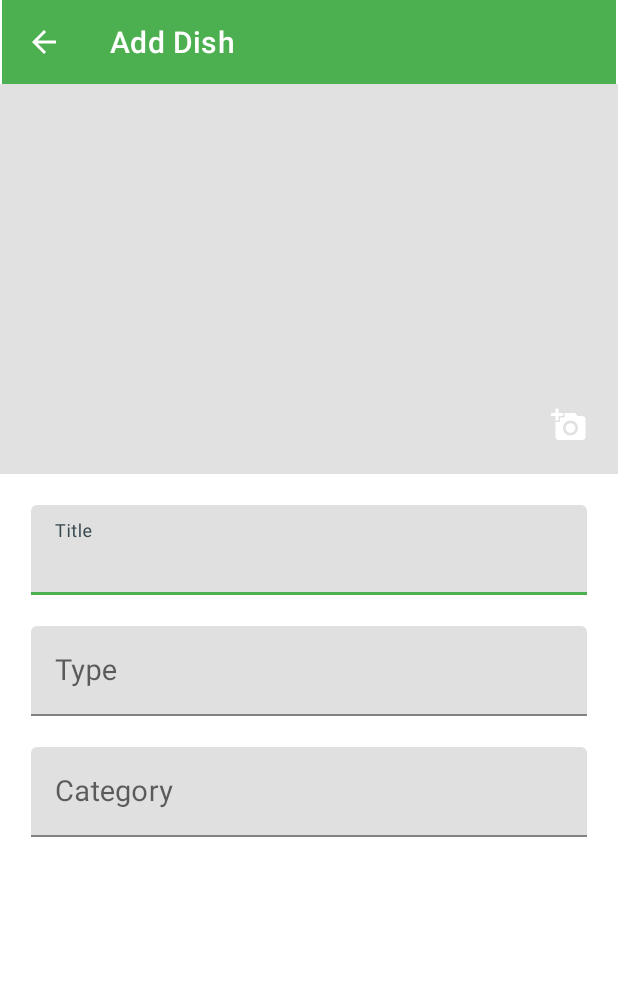
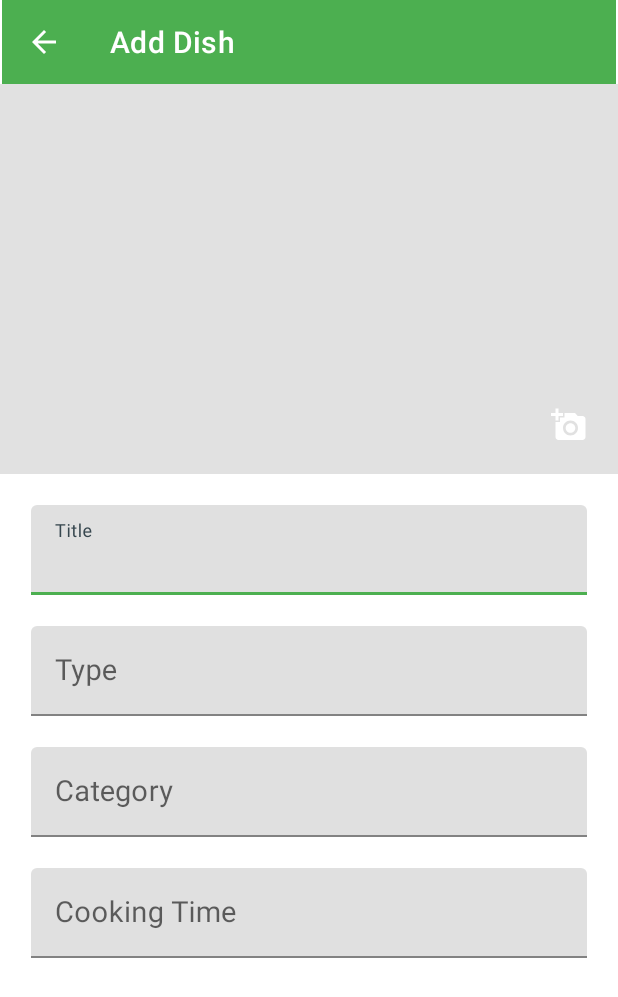
Before and after one commit to TYGeek/AndroidApp, an Android app: the AddUpdateDishActivity screen opened directly, with no data from a screen before it, on a phone screen of 412 x 824 dp. Shown: the top 997 px of the screen. Run offline under Robolectric (Android 15) with nearby library versions, the phone set to English and light mode, and no system bars; our stand-ins replace sdp/ssp sizes; libraries missing offline, so code that uses them is left out: com.karumi.dexter.

Commit message:
finished RecycleView adapter connected with view for type, category and cooking time textInputLayout

```diff
--- a/app/src/main/res/layout/activity_add_update_dish.xml
+++ b/app/src/main/res/layout/activity_add_update_dish.xml
@@ -128,6 +128,33 @@
                     android:id="@+id/et_category"
                     android:layout_width="match_parent"
                     android:layout_height="wrap_content"
+                    android:focusable="false"
+                    android:focusableInTouchMode="false"
+                    android:inputType="text"
+                    android:textColor="@color/grey_900"
+                    android:textSize="@dimen/_15sdp"/>
+            </com.google.android.material.textfield.TextInputLayout>
+
+            <com.google.android.material.textfield.TextInputLayout
+                android:id="@+id/til_cocking_time"
+                style="@style/ThemeOverlay.Material3.TextInputEditText.OutlinedBox"
+                android:layout_width="match_parent"
+                android:layout_height="wrap_content"
+                android:layout_marginStart="@dimen/_16sdp"
+                android:layout_marginEnd="@dimen/_16sdp"
+                android:layout_marginTop="@dimen/_16sdp"
+                android:hint="@string/cooking_time"
+                app:hintTextColor="@color/blue_grey_700"
+                app:layout_constraintEnd_toEndOf="parent"
+                app:layout_constraintStart_toStartOf="parent"
+                app:layout_constraintTop_toBottomOf="@+id/til_category">
+
+                <EditText
+                    android:id="@+id/et_cooking_time"
+                    android:layout_width="match_parent"
+                    android:layout_height="wrap_content"
+                    android:focusable="false"
+                    android:focusableInTouchMode="false"
                     android:inputType="text"
                     android:textColor="@color/grey_900"
                     android:textSize="@dimen/_15sdp"/>
--- a/app/src/main/res/values/strings.xml
+++ b/app/src/main/res/values/strings.xml
@@ -11,4 +11,9 @@
     <string name="title_select_image_action">Select image</string>
     <string name="lbl_camera">Camera</string>
     <string name="lbl_gallery">Gallery</string>
+    <string name="cooking_time">Cooking Time</string>
+
+    <string name="title_select_dish_type">SELECT DISH TYPE</string>
+    <string name="title_select_dish_category">SELECT DISH CATEGORY</string>
+    <string name="title_select_dish_cooking_time">SELECT DISH COOKING TIME IN MINUTES</string>
 </resources>
```
Also changed, not shown: app/src/main/java/com/example/favdish/view/activities/AddUpdateDishActivity.kt (+41 -0 lines).
